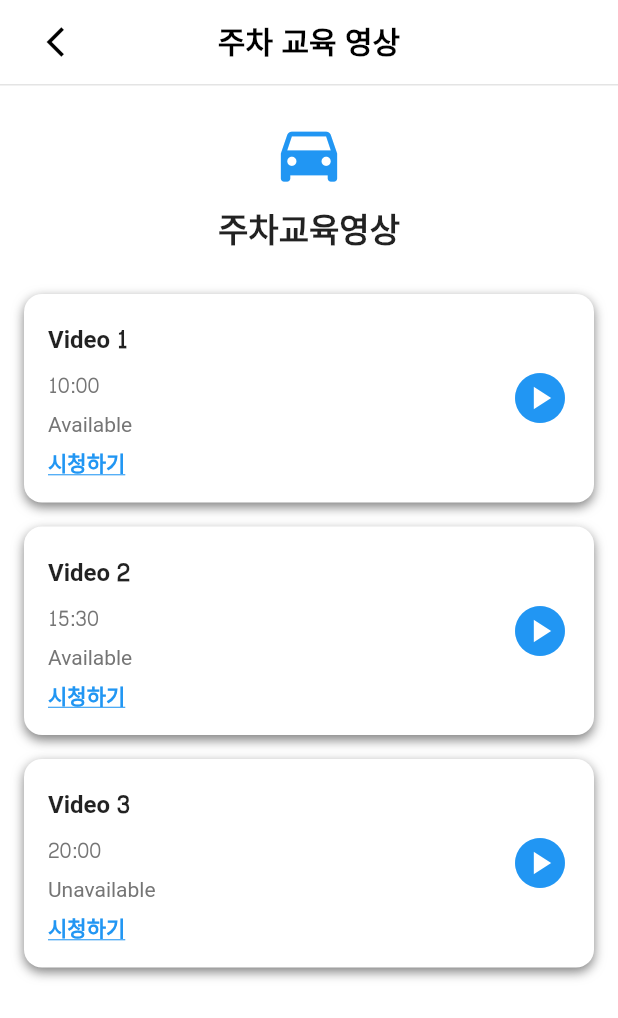
After one commit to Funital/ClassyParking, a Flutter app: the screen it shows after launch, after a tap on "주차 모음 영상", on a phone screen of 412 x 824 dp. The commit adds this screen. Shown: the top 1018 px of the screen. Run offline on Flutter 3.47's test engine with Material 3 defaults, Android fonts, the phone set to English and light mode, and no system bars; our stand-ins replace go_router.

Commit message:
[#5] 주차 교육 영상 페이지 ui 제작
#5

```diff
--- a/classy_parking/lib/core/router/app_router.dart
+++ b/classy_parking/lib/core/router/app_router.dart
@@ -1,4 +1,5 @@
 import 'package:classy_parking/core/router/route_path.dart';
+import 'package:classy_parking/presentation/screens/home/video/video_screen.dart';
 import 'package:classy_parking/presentation/screens/my_page/my_page_screen.dart';
 import 'package:flutter/material.dart';
 import 'package:go_router/go_router.dart';
@@ -21,7 +22,8 @@ class ScaffoldWithNavBar extends StatelessWidget {
 // 경로별 화면 빌더 매핑 -> 여기 작성 필수!
 final Map<String, GoRouterWidgetBuilder> routeBuilders = {
   RoutePath.home: (context, state) => const MainScreen(),
-  RoutePath.myPage: (context, state) => const MyPageScreen()
+  RoutePath.myPage: (context, state) => const MyPageScreen(),
+  RoutePath.home_video: (context, state) => const VideoScreen(),
 };
 
 // 앱바 고정 경로 목록 -> 여기 적으면 앱바 고정됨.
--- a/classy_parking/lib/core/router/route_path.dart
+++ b/classy_parking/lib/core/router/route_path.dart
@@ -2,7 +2,9 @@ class RoutePath {
   static const String login = '/login/login_screen';
 
   static const String home = '/';
+  static const String home_video = '/home/video/video_screen';
 
+  /// myPage
   static const String myPage = '/my_page/my_page_screen';
 
 }
--- a/classy_parking/lib/presentation/screens/home/home_screen.dart
+++ b/classy_parking/lib/presentation/screens/home/home_screen.dart
@@ -49,13 +49,13 @@ class HomeScreen extends StatelessWidget {
                   ),
 
                   const SizedBox(height: 30),
-                  _buildMenuRow(vm.getTopMenu()),
+                  _buildMenuRow(context, vm.getTopMenu(context)),
 
                   const SizedBox(height: 16),
-                  _buildMenuRow(vm.getMiddleMenu()),
+                  _buildMenuRow(context, vm.getMiddleMenu(context)),
 
                   const SizedBox(height: 16),
-                  _buildMenuRow(vm.getBottomMenu()),
+                  _buildMenuRow(context, vm.getBottomMenu(context)),
                 ],
               ),
             );
@@ -102,12 +102,15 @@ class HomeScreen extends StatelessWidget {
     );
   }
 
-  Widget _buildMenuRow(List<HomeModel> items) {
+  Widget _buildMenuRow(BuildContext context, List<HomeModel> items) {
     return Row(
       mainAxisAlignment: MainAxisAlignment.spaceEvenly,
       children: items
           .map(
             (item) => Expanded(
+          child: InkWell(
+            onTap: item.onTap, // HomeModel에 정의된 onTap 실행
+            borderRadius: BorderRadius.circular(12),
             child: Container(
               margin: const EdgeInsets.symmetric(horizontal: 8),
               padding: const EdgeInsets.all(16),
@@ -126,10 +129,13 @@ class HomeScreen extends StatelessWidget {
                 children: [
                   Icon(item.icon, size: 32, color: Colors.blue),
                   const SizedBox(height: 8),
-                Text(item.title,
+                  Text(
+                    item.title,
                     textAlign: TextAlign.center,
-                    style: const TextStyle(fontSize: 14)),
+                    style: const TextStyle(fontSize: 14),
+                  ),
                 ],
+              ),
             ),
           ),
         ),
--- a/classy_parking/lib/presentation/screens/home/home_view_model.dart
+++ b/classy_parking/lib/presentation/screens/home/home_view_model.dart
@@ -1,19 +1,49 @@
 import 'package:flutter/material.dart';
+import 'package:go_router/go_router.dart';
+import '../../../core/router/route_path.dart';
 import 'home_model.dart';
 
 class HomeViewModel extends ChangeNotifier {
-  List<HomeModel> getTopMenu() => [
-    HomeModel(title: "빈자리 찾기", icon: Icons.directions_car),
-    HomeModel(title: "불법주차 신고하기", icon: Icons.report_problem),
+  List<HomeModel> getTopMenu(BuildContext context) => [
+    HomeModel(
+      title: "빈자리 찾기",
+      icon: Icons.directions_car,
+      onTap: () {},
+    ),
+    HomeModel(
+      title: "불법주차 신고하기",
+      icon: Icons.report_problem,
+      onTap: () {},
+    ),
   ];
 
-  List<HomeModel> getMiddleMenu() => [
-    HomeModel(title: "주차 요금 안내", icon: Icons.attach_money),
-    HomeModel(title: "주차요금 결제", icon: Icons.credit_card),
+  List<HomeModel> getMiddleMenu(BuildContext context) => [
+    HomeModel(
+      title: "주차 요금 안내",
+      icon: Icons.attach_money,
+      onTap: () {
+
+      },
+    ),
+    HomeModel(
+      title: "주차요금 결제",
+      icon: Icons.credit_card,
+      onTap: () {},
+    ),
   ];
 
-  List<HomeModel> getBottomMenu() => [
-    HomeModel(title: "주차장 지도", icon: Icons.map),
-    HomeModel(title: "주차 모음 영상", icon: Icons.play_circle_fill),
+  List<HomeModel> getBottomMenu(BuildContext context) => [
+    HomeModel(
+      title: "주차장 지도",
+      icon: Icons.map,
+      onTap: () {},
+    ),
+    HomeModel(
+      title: "주차 모음 영상",
+      icon: Icons.play_circle_fill,
+      onTap: () {
+        context.push(RoutePath.home_video);
+      },
+    ),
   ];
 }
--- /dev/null
+++ b/classy_parking/lib/presentation/screens/home/video/video_model.dart
@@ -0,0 +1,11 @@
+class VideoModel {
+  final String title;
+  final String duration;
+  final String status;
+
+  VideoModel({
+    required this.title,
+    required this.duration,
+    required this.status,
+  });
+}
--- /dev/null
+++ b/classy_parking/lib/presentation/screens/home/video/video_screen.dart
@@ -0,0 +1,60 @@
+import 'package:classy_parking/presentation/screens/home/video/video_view_model.dart';
+import 'package:classy_parking/presentation/widgets/custom_sub_app_bar.dart';
+import 'package:flutter/material.dart';
+import 'package:provider/provider.dart';
+
+import '../../../../core/constants/font.dart';
+import '../../../widgets/video_box.dart';
+
+class VideoScreen extends StatelessWidget {
+  const VideoScreen({super.key});
+
+  @override
+  Widget build(BuildContext context) {
+    return Scaffold(
+      appBar: CustomSubAppBar(title: '주차 교육 영상'),
+      backgroundColor: Colors.white,
+      body: ChangeNotifierProvider(
+        create: (_) => VideoViewModel(),
+        child: Consumer<VideoViewModel>(
+          builder: (context, videoViewModel, _) {
+            return SingleChildScrollView(
+              child: Column(
+                children: [
+                const SizedBox(height: 20,),
+              Center(
+                child: Column(
+                  children: [
+                    Icon(Icons.directions_car, size: 50, color: Colors.blue),
+                    SizedBox(height: 8),
+                    Text(
+                      "주차교육영상",
+                      style: AppFont.size22.copyWith(fontWeight: FontWeight.w800),
+                    ),
+                  ],
+                ),
+                  ),
+              const SizedBox(height: 20,),
+              ListView.builder(
+                shrinkWrap: true,
+                physics: NeverScrollableScrollPhysics(),
+                    itemCount: videoViewModel.videos.length,
+                    itemBuilder: (context, index) {
+                      final video = videoViewModel.videos[index];
+                      return VideoBox(
+                        title: video.title,
+                        duration: video.duration,
+                        status: video.status,
+                        onTap: () {  },
+                      );
+                    },
+                  ),
+                ],
+              ),
+            );
+          },
+        ),
+      ),
+    );
+  }
+}
--- /dev/null
+++ b/classy_parking/lib/presentation/screens/home/video/video_view_model.dart
@@ -0,0 +1,11 @@
+
+import 'package:classy_parking/presentation/screens/home/video/video_model.dart';
+import 'package:flutter/cupertino.dart';
+
+class VideoViewModel extends ChangeNotifier {
+  final List<VideoModel> videos = [
+    VideoModel(title: 'Video 1', duration: '10:00', status: 'Available'),
+    VideoModel(title: 'Video 2', duration: '15:30', status: 'Available'),
+    VideoModel(title: 'Video 3', duration: '20:00', status: 'Unavailable'),
+  ];
+}
--- a/classy_parking/lib/presentation/screens/my_page/my_page_screen.dart
+++ b/classy_parking/lib/presentation/screens/my_page/my_page_screen.dart
@@ -1,3 +1,4 @@
+import 'package:classy_parking/presentation/widgets/custom_sub_app_bar.dart';
 import 'package:flutter/material.dart';
 
 class MyPageScreen extends StatelessWidget {
@@ -6,6 +7,7 @@ class MyPageScreen extends StatelessWidget {
   @override
   Widget build(BuildContext context) {
     return Scaffold(
+      appBar: CustomSubAppBar(title: '마이 페이지',),
       backgroundColor: Colors.white,
       body: Column(
         children: [
--- /dev/null
+++ b/classy_parking/lib/presentation/widgets/video_box.dart
@@ -0,0 +1,89 @@
+import 'package:classy_parking/core/constants/font.dart';
+import 'package:flutter/material.dart';
+
+class VideoBox extends StatelessWidget {
+  final String title;
+  final String duration;
+  final String status;
+  final VoidCallback onTap;
+
+  const VideoBox({
+    super.key,
+    required this.title,
+    required this.duration,
+    required this.status,
+    required this.onTap,
+  });
+
+
+  @override
+  Widget build(BuildContext context) {
+    return Container(
+      margin: const EdgeInsets.symmetric(vertical: 8, horizontal: 16),
+      padding: const EdgeInsets.all(16),
+      decoration: BoxDecoration(
+        color: Colors.white,
+        borderRadius: BorderRadius.circular(12),
+        boxShadow: [
+          BoxShadow(
+            color: Colors.black.withValues(alpha: 0.5),
+            blurRadius: 6,
+            offset: const Offset(0, 3),
+          ),
+        ],
+      ),
+      child: Row(
+        children: [
+          Expanded(
+            child: Column(
+              crossAxisAlignment: CrossAxisAlignment.start,
+              children: [
+                Text(
+                  title,
+                  style: const TextStyle(
+                    fontWeight: FontWeight.bold,
+                    fontSize: 16,
+                  ),
+                ),
+                const SizedBox(height: 4),
+                Text(
+                  duration,
+                  style: TextStyle(
+                    color: Colors.grey[600],
+                    fontSize: 14,
+                  ),
+                ),
+                const SizedBox(height: 4),
+                Text(
+                  status,
+                  style: TextStyle(
+                    color: Colors.grey[600],
+                    fontSize: 14,
+                  ),
+                ),
+                const SizedBox(height: 8),
+                GestureDetector(
+                  onTap: onTap,
+                  child: Text(
+                    '시청하기',
+                    style: AppFont.size14.copyWith(
+                        color: Colors.blue,
+                        fontWeight: FontWeight.w600,
+                        decoration: TextDecoration.underline,
+                    ),
+                  ),
+                ),
+              ],
+            ),
+          ),
+          const SizedBox(width: 8),
+          const Icon(
+            Icons.play_circle,
+            size: 40,
+            color: Colors.blue,
+          ),
+        ],
+      ),
+    );
+  }
+}
```
Lines whose indentation alone changed are shown as unchanged.
